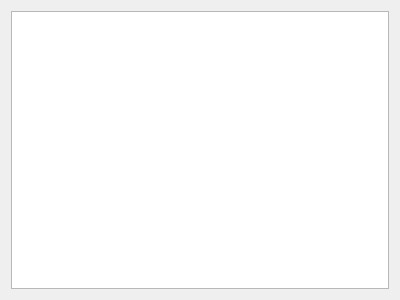
This is address/addressview.ui in gustavosinbandera1/mayorga_db as Qt 5 draws it before an edit. The edited form follows.
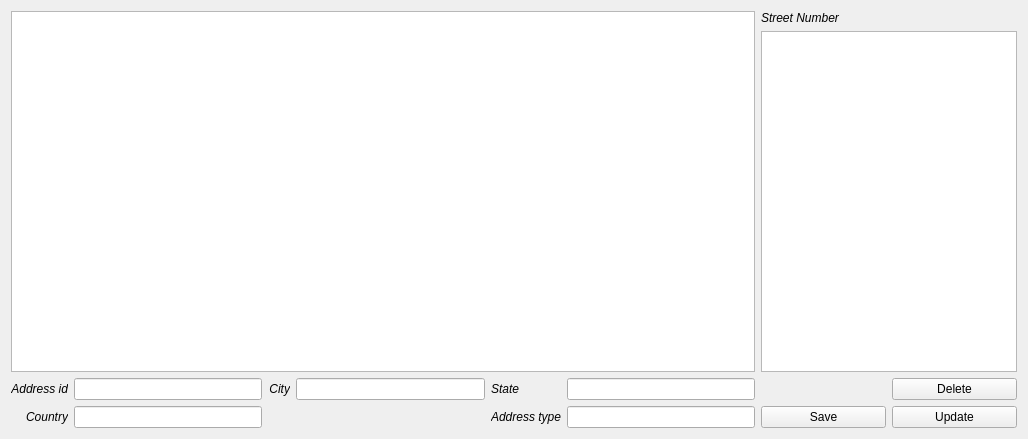
This is the edited form.

Diff of the .ui file:
```diff
--- a/address/addressview.ui
+++ b/address/addressview.ui
@@ -6,16 +6,163 @@
    <rect>
     <x>0</x>
     <y>0</y>
-    <width>400</width>
-    <height>300</height>
+    <width>1028</width>
+    <height>439</height>
    </rect>
   </property>
   <property name="windowTitle">
    <string>Form</string>
   </property>
-  <layout class="QGridLayout" name="gridLayout">
+  <layout class="QGridLayout" name="gridLayout_6">
    <item row="0" column="0">
-    <widget class="QTableView" name="addressTableView"/>
+    <layout class="QGridLayout" name="gridLayout_5">
+     <item row="0" column="0">
+      <layout class="QGridLayout" name="gridLayout_2">
+       <item row="0" column="0">
+        <widget class="QTableView" name="addressTableView"/>
+       </item>
+       <item row="1" column="0">
+        <layout class="QGridLayout" name="gridLayout">
+         <item row="0" column="5">
+          <widget class="QLineEdit" name="stateLineEdit"/>
+         </item>
+         <item row="1" column="1">
+          <widget class="QLineEdit" name="countryLineEdit"/>
+         </item>
+         <item row="0" column="3">
+          <widget class="QLineEdit" name="cityLineEdit"/>
+         </item>
+         <item row="0" column="0">
+          <widget class="QLabel" name="label_2">
+           <property name="font">
+            <font>
+             <italic>true</italic>
+            </font>
+           </property>
+           <property name="text">
+            <string>Address id</string>
+           </property>
+           <property name="alignment">
+            <set>Qt::AlignRight|Qt::AlignTrailing|Qt::AlignVCenter</set>
+           </property>
+          </widget>
+         </item>
+         <item row="0" column="2">
+          <widget class="QLabel" name="label_3">
+           <property name="font">
+            <font>
+             <italic>true</italic>
+            </font>
+           </property>
+           <property name="text">
+            <string>City</string>
+           </property>
+           <property name="alignment">
+            <set>Qt::AlignRight|Qt::AlignTrailing|Qt::AlignVCenter</set>
+           </property>
+          </widget>
+         </item>
+         <item row="1" column="0">
+          <widget class="QLabel" name="label_4">
+           <property name="font">
+            <font>
+             <italic>true</italic>
+            </font>
+           </property>
+           <property name="text">
+            <string>Country</string>
+           </property>
+           <property name="alignment">
+            <set>Qt::AlignRight|Qt::AlignTrailing|Qt::AlignVCenter</set>
+           </property>
+          </widget>
+         </item>
+         <item row="0" column="4">
+          <widget class="QLabel" name="label">
+           <property name="font">
+            <font>
+             <italic>true</italic>
+            </font>
+           </property>
+           <property name="text">
+            <string>State</string>
+           </property>
+          </widget>
+         </item>
+         <item row="0" column="1">
+          <widget class="QLineEdit" name="addressIDLineEdit">
+           <property name="font">
+            <font>
+             <weight>75</weight>
+             <bold>true</bold>
+            </font>
+           </property>
+          </widget>
+         </item>
+         <item row="1" column="5">
+          <widget class="QLineEdit" name="addressTypeLineEdit"/>
+         </item>
+         <item row="1" column="4">
+          <widget class="QLabel" name="label_5">
+           <property name="font">
+            <font>
+             <italic>true</italic>
+            </font>
+           </property>
+           <property name="text">
+            <string>Address type</string>
+           </property>
+          </widget>
+         </item>
+        </layout>
+       </item>
+      </layout>
+     </item>
+     <item row="0" column="1">
+      <layout class="QGridLayout" name="gridLayout_4">
+       <item row="1" column="0" colspan="2">
+        <widget class="QTextEdit" name="streetNumberTextEdit"/>
+       </item>
+       <item row="2" column="0" colspan="2">
+        <layout class="QGridLayout" name="gridLayout_3">
+         <item row="0" column="1">
+          <widget class="QPushButton" name="deleteButton">
+           <property name="text">
+            <string>Delete</string>
+           </property>
+          </widget>
+         </item>
+         <item row="1" column="0">
+          <widget class="QPushButton" name="saveButton">
+           <property name="text">
+            <string>Save</string>
+           </property>
+          </widget>
+         </item>
+         <item row="1" column="1">
+          <widget class="QPushButton" name="updateButton">
+           <property name="text">
+            <string>Update</string>
+           </property>
+          </widget>
+         </item>
+        </layout>
+       </item>
+       <item row="0" column="0" colspan="2">
+        <widget class="QLabel" name="label_7">
+         <property name="font">
+          <font>
+           <italic>true</italic>
+          </font>
+         </property>
+         <property name="text">
+          <string>Street Number</string>
+         </property>
+        </widget>
+       </item>
+      </layout>
+     </item>
+    </layout>
    </item>
   </layout>
  </widget>
```
